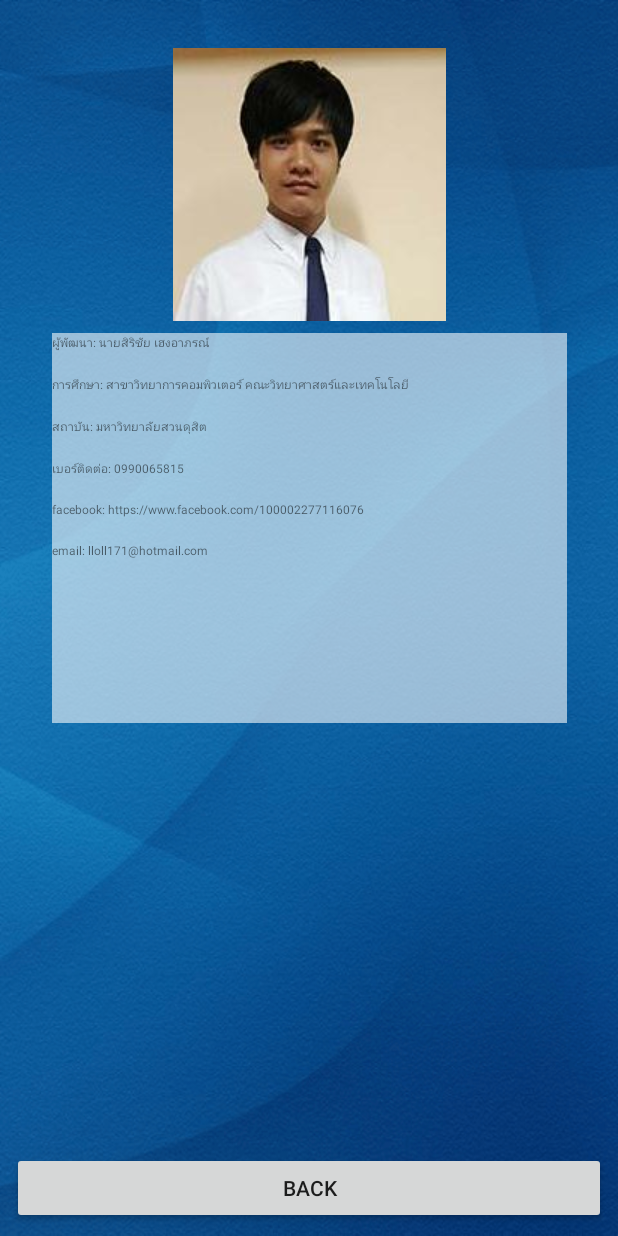
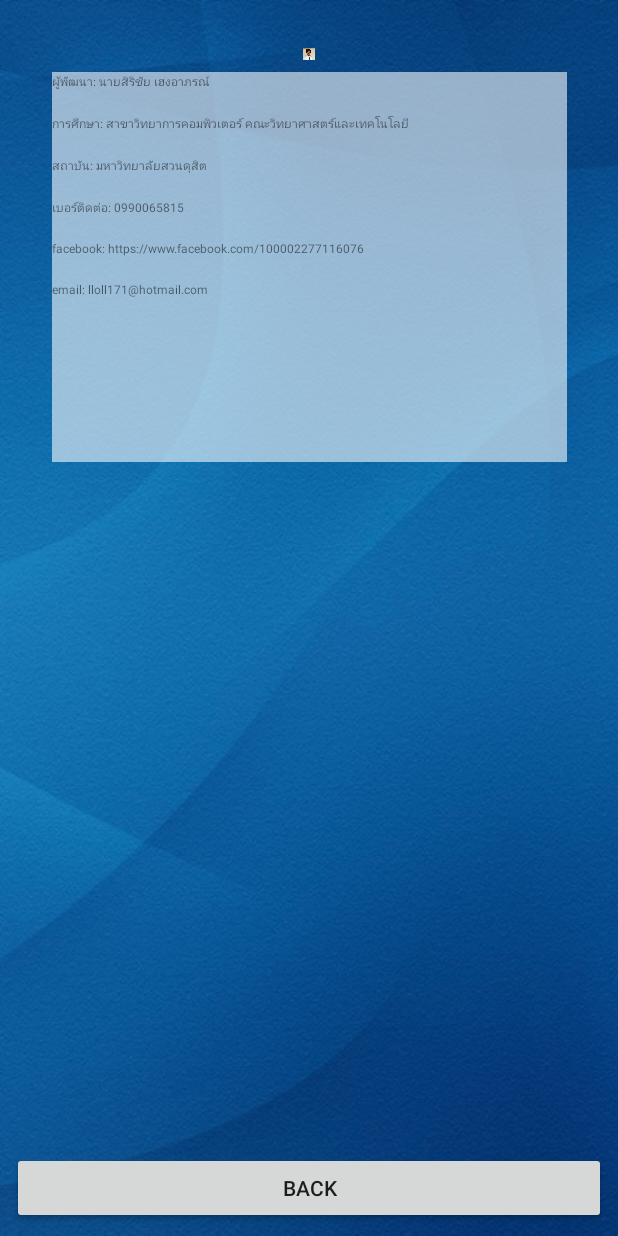
Before and after one commit to itg007/SDUthaifood, an Android app: the AboutApp screen opened directly, with no data from a screen before it, on a phone screen of 412 x 824 dp. Run offline under Robolectric (Android 15) with nearby library versions, the phone set to English and light mode, and no system bars.

Commit message:
UI Complete

```diff
--- a/app/src/main/res/layout/activity_about_app.xml
+++ b/app/src/main/res/layout/activity_about_app.xml
@@ -9,8 +9,8 @@
 
     <ImageView
         android:id="@+id/imageView"
-        android:layout_width="wrap_content"
-        android:layout_height="wrap_content"
+        android:layout_width="@dimen/signlogo"
+        android:layout_height="@dimen/signlogo"
         android:layout_marginStart="8dp"
         android:layout_marginLeft="8dp"
         android:layout_marginTop="32dp"
```
